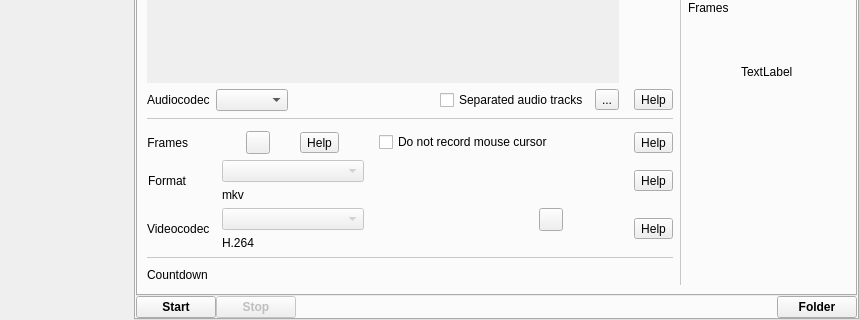
This is src/wayland/formMainWindow_wl.ui in vkohaupt/vokoscreenNG as Qt 5 draws it before an edit; both pictures show x 0 to 859 and y 195 to 515 of the 859 by 515 pixel window. The edited form follows.
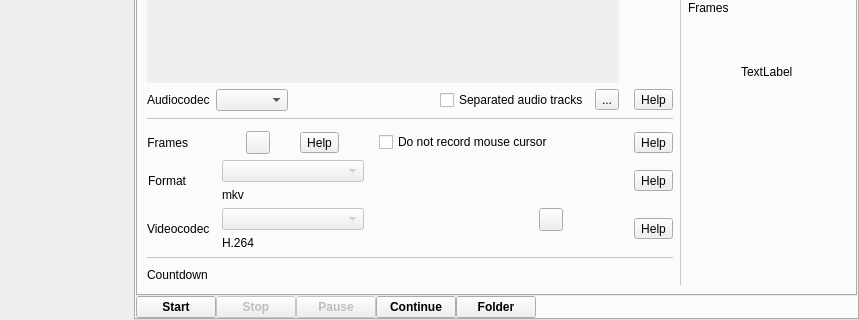
This is the edited form. Icons and pictures are not drawn.

Commit message: Wayland: Added push button pause

What changed in the file:
```diff
--- a/src/wayland/formMainWindow_wl.ui
+++ b/src/wayland/formMainWindow_wl.ui
@@ -2204,7 +2204,46 @@
              </widget>
             </item>
             <item>
-             <spacer name="horizontalSpacer_4">
+             <widget class="QPushButton" name="pushButtonPause">
+              <property name="enabled">
+               <bool>false</bool>
+              </property>
+              <property name="font">
+               <font>
+                <bold>true</bold>
+               </font>
+              </property>
+              <property name="text">
+               <string>Pause</string>
+              </property>
+             </widget>
+            </item>
+            <item>
+             <widget class="QPushButton" name="pushButtonContinue">
+              <property name="font">
+               <font>
+                <bold>true</bold>
+               </font>
+              </property>
+              <property name="text">
+               <string>Continue</string>
+              </property>
+             </widget>
+            </item>
+            <item>
+             <widget class="QPushButton" name="pushButtonOpenfolder">
+              <property name="font">
+               <font>
+                <bold>true</bold>
+               </font>
+              </property>
+              <property name="text">
+               <string>Folder</string>
+              </property>
+             </widget>
+            </item>
+            <item>
+             <spacer name="horizontalSpacer_10">
               <property name="orientation">
                <enum>Qt::Horizontal</enum>
               </property>
@@ -2216,18 +2255,6 @@
               </property>
              </spacer>
             </item>
-            <item>
-             <widget class="QPushButton" name="pushButtonOpenfolder">
-              <property name="font">
-               <font>
-                <bold>true</bold>
-               </font>
-              </property>
-              <property name="text">
-               <string>Folder</string>
-              </property>
-             </widget>
-            </item>
            </layout>
           </item>
          </layout>
```
Left out of the diff: 2 changed lines with no effect on the pictures. The commit also changes 2 other files.
